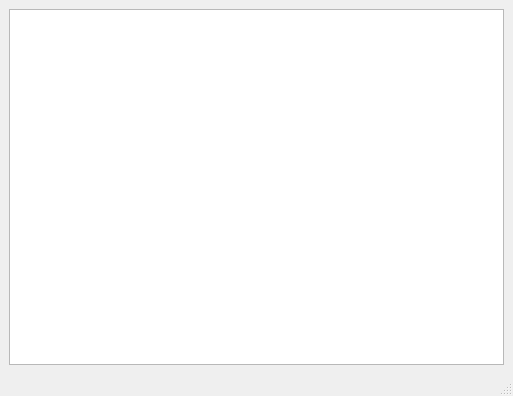
maciekgajewski/qoplot, file qoplot/qographics/figurewindow.ui: the form before one commit.
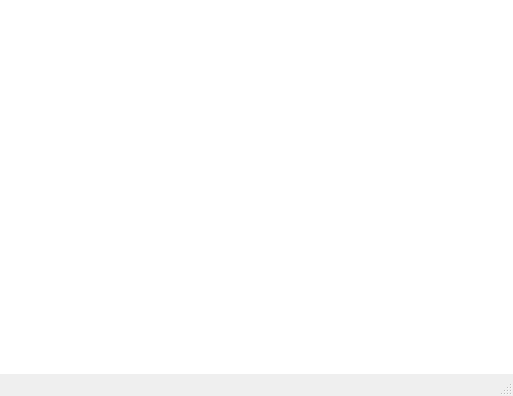
The form after the commit.

The edit to the form file:
```diff
--- a/qoplot/qographics/figurewindow.ui
+++ b/qoplot/qographics/figurewindow.ui
@@ -14,8 +14,35 @@
   </property>
   <widget class="QWidget" name="centralwidget" >
    <layout class="QVBoxLayout" >
+    <property name="leftMargin" >
+     <number>0</number>
+    </property>
+    <property name="topMargin" >
+     <number>0</number>
+    </property>
+    <property name="rightMargin" >
+     <number>0</number>
+    </property>
+    <property name="bottomMargin" >
+     <number>0</number>
+    </property>
     <item>
-     <widget class="QGraphicsView" name="view" />
+     <widget class="QGraphicsView" name="view" >
+      <property name="font" >
+       <font>
+        <pointsize>8</pointsize>
+       </font>
+      </property>
+      <property name="frameShape" >
+       <enum>QFrame::NoFrame</enum>
+      </property>
+      <property name="verticalScrollBarPolicy" >
+       <enum>Qt::ScrollBarAlwaysOff</enum>
+      </property>
+      <property name="horizontalScrollBarPolicy" >
+       <enum>Qt::ScrollBarAlwaysOff</enum>
+      </property>
+     </widget>
     </item>
    </layout>
   </widget>
```
Left out of the diff: 2 changed lines with no effect on the pictures.
